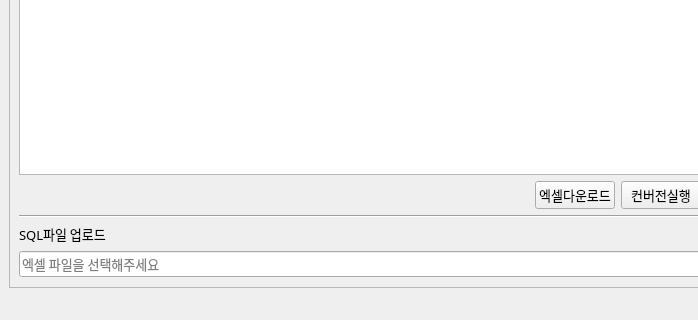
Old version of the form __ui__/SqlConversion.ui in the repository wjjeong/SQLCV; both pictures show x 0 to 698 and y 480 to 800 of the 1000 by 800 pixel window.
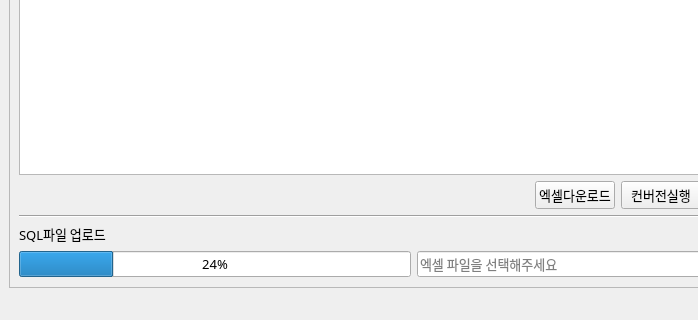
New version of the form. Icons and pictures are not drawn.

Commit message: 1. SQL Conversion 함수 연결 2. SQL Conversion 작업 시 Show ProgressBar

```diff
--- a/__ui__/SqlConversion.ui
+++ b/__ui__/SqlConversion.ui
@@ -294,6 +294,13 @@
        </item>
        <item row="3" column="0" colspan="2">
         <layout class="QHBoxLayout" name="horizontalLayout_3">
+         <item>
+          <widget class="QProgressBar" name="pbSqlConversion">
+           <property name="value">
+            <number>24</number>
+           </property>
+          </widget>
+         </item>
          <item>
           <widget class="QLineEdit" name="leExcelPath">
            <property name="enabled">
```
The commit also changes 1 other file.
